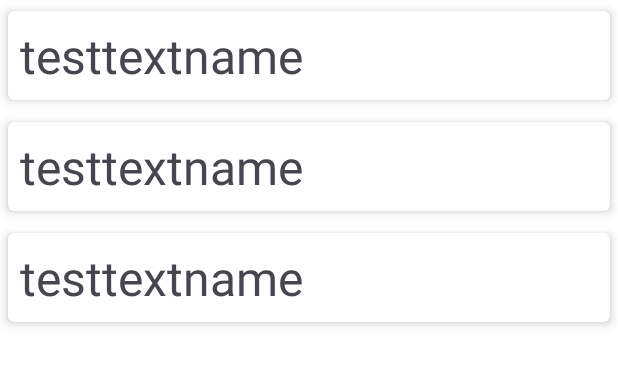
After one commit to Kestus/learning-notes, an Android app: the layout fragment_categories.xml on its own in the app's theme, with its tools: preview values and no code run, on a phone screen of 412 x 824 dp. The commit adds this screen. Shown: the top 365 px of the screen. Run offline under Robolectric (Android 15) with nearby library versions, the phone set to English and light mode, and no system bars.

Commit message:
categories fragment prototype

```diff
--- a/app/build.gradle.kts
+++ b/app/build.gradle.kts
@@ -46,6 +46,11 @@ dependencies {
     implementation(libs.material)
     implementation(libs.androidx.activity)
     implementation(libs.androidx.constraintlayout)
+    implementation(libs.androidx.legacy.support.v4)
+    implementation(libs.androidx.recyclerview)
+    implementation(libs.androidx.lifecycle.livedata.ktx)
+    implementation(libs.androidx.lifecycle.viewmodel.ktx)
+    implementation(libs.androidx.fragment.ktx)
     testImplementation(libs.junit)
     androidTestImplementation(libs.androidx.junit)
     androidTestImplementation(libs.androidx.espresso.core)
--- a/app/src/main/AndroidManifest.xml
+++ b/app/src/main/AndroidManifest.xml
@@ -13,7 +13,7 @@
         android:theme="@style/Theme.Learningnotes"
         tools:targetApi="31">
         <activity
-            android:name=".MainActivity"
+            android:name=".presentation.MainActivity"
             android:exported="true">
             <intent-filter>
                 <action android:name="android.intent.action.MAIN" />
--- /dev/null
+++ b/app/src/main/java/ru/kestus/learning_notes/presentation/domain/CategoryItem.kt
@@ -0,0 +1,6 @@
+package ru.kestus.learning_notes.presentation.domain
+
+data class CategoryItem(
+    val id: Int,
+    val name: String
+)
--- /dev/null
+++ b/app/src/main/java/ru/kestus/learning_notes/presentation/domain/Repository.kt
@@ -0,0 +1,5 @@
+package ru.kestus.learning_notes.presentation.domain
+
+interface Repository {
+    fun getCategories(): List<CategoryItem>
+}
--- a/app/src/main/res/layout/activity_main.xml
+++ b/app/src/main/res/layout/activity_main.xml
@@ -5,7 +5,7 @@
     android:id="@+id/main"
     android:layout_width="match_parent"
     android:layout_height="match_parent"
-    tools:context=".MainActivity">
+    tools:context=".presentation.MainActivity">
 
     <androidx.fragment.app.FragmentContainerView
         android:id="@+id/fragment_container_main"
--- /dev/null
+++ b/app/src/main/res/layout/card_category_item.xml
@@ -0,0 +1,21 @@
+<?xml version="1.0" encoding="utf-8"?>
+<androidx.cardview.widget.CardView xmlns:android="http://schemas.android.com/apk/res/android"
+    android:layout_width="match_parent"
+    android:layout_height="wrap_content"
+    xmlns:app="http://schemas.android.com/apk/res-auto"
+    xmlns:tools="http://schemas.android.com/tools"
+    app:cardCornerRadius="4dp"
+    app:cardElevation="4dp"
+    app:cardUseCompatPadding="true"
+    app:contentPadding="8dp"
+    >
+
+    <TextView
+        android:id="@+id/category_name"
+        android:layout_width="match_parent"
+        android:layout_height="wrap_content"
+        android:textSize="32sp"
+        tools:text="testtextname"
+        />
+
+</androidx.cardview.widget.CardView>
--- /dev/null
+++ b/app/src/main/res/layout/fragment_categories.xml
@@ -0,0 +1,18 @@
+<?xml version="1.0" encoding="utf-8"?>
+<FrameLayout xmlns:android="http://schemas.android.com/apk/res/android"
+    xmlns:tools="http://schemas.android.com/tools"
+    android:layout_width="match_parent"
+    android:layout_height="match_parent"
+    xmlns:app="http://schemas.android.com/apk/res-auto"
+    tools:context=".presentation.fragment.CategoriesFragment"
+    android:background="@color/white">
+
+    <androidx.recyclerview.widget.RecyclerView
+        android:id="@+id/rv_categories"
+        android:layout_width="match_parent"
+        android:layout_height="match_parent"
+        tools:listitem="@layout/card_category_item"
+        app:layoutManager="androidx.recyclerview.widget.LinearLayoutManager"
+        />
+
+</FrameLayout>
--- /dev/null
+++ b/app/src/main/res/values/dimens.xml
@@ -0,0 +1,4 @@
+<?xml version="1.0" encoding="utf-8"?>
+<resources>
+    <dimen name="text_margin">16dp</dimen>
+</resources>
```
Also changed, not shown: app/src/main/java/ru/kestus/learning_notes/presentation/MainActivity.kt (renamed from app/src/main/java/ru/kestus/learning_notes/MainActivity.kt, +8 -2 lines), app/src/main/java/ru/kestus/learning_notes/presentation/data/RepositoryImpl.kt (added, +19 -0 lines), app/src/main/java/ru/kestus/learning_notes/presentation/fragment/CategoriesAdapter.kt (added, +42 -0 lines), app/src/main/java/ru/kestus/learning_notes/presentation/fragment/CategoriesFragment.kt (added, +52 -0 lines), app/src/main/java/ru/kestus/learning_notes/presentation/fragment/CategoriesViewModel.kt (added, +8 -0 lines), gradle/libs.versions.toml (+10 -0 lines).
